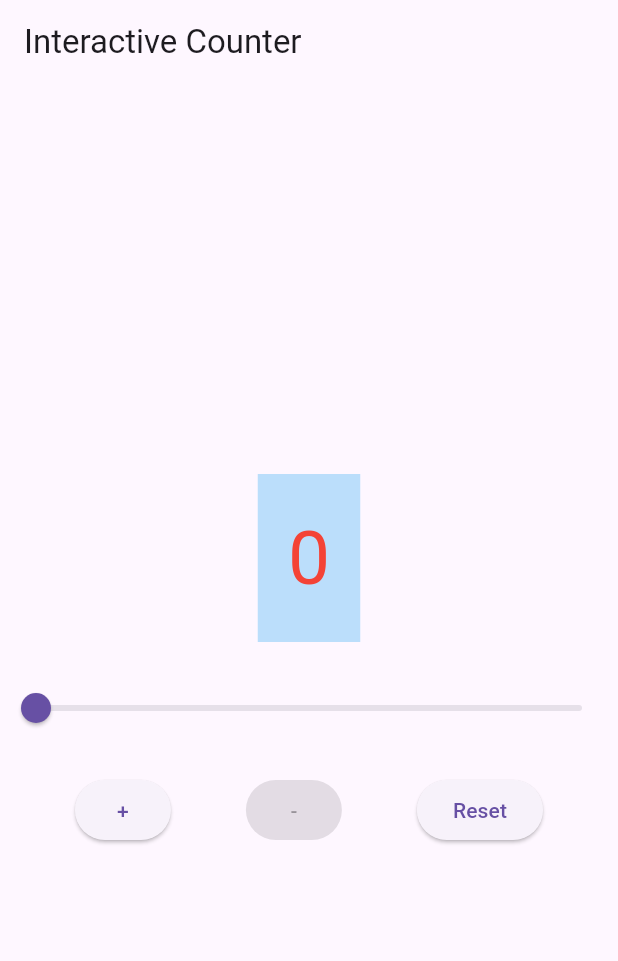
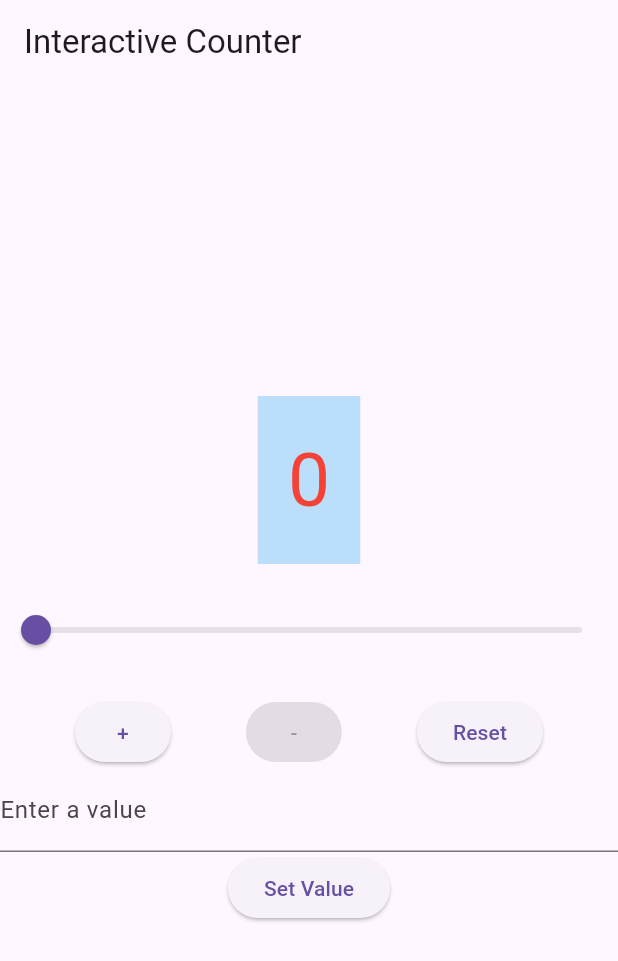
Before and after one commit to Akalexsis/flutter_stateful_lab, a Flutter app: the screen it shows after launch, on a phone screen of 412 x 824 dp. Shown: the top 961 px of the screen. Run offline on Flutter 3.47's test engine with Material 3 defaults, Android fonts, the phone set to English and light mode, and no system bars.

Commit message:
Update: custom input implemented

```diff
--- a/lib/main.dart
+++ b/lib/main.dart
@@ -22,6 +22,7 @@ class CounterWidget extends StatefulWidget {
 
 class _CounterWidgetState extends State<CounterWidget> {
   int _counter = 0; // This is our STATE
+  final TextEditingController _controller = TextEditingController();
 
   void _increment() {
     setState(() => _counter++);
@@ -35,9 +36,25 @@ class _CounterWidgetState extends State<CounterWidget> {
     setState(() => _counter = 0);
   }
 
+  // FIX - GET INPUT VALUE
+  void _setValue() {
+    // get and convert input to int value
+    String inputVal = _controller.text;
+    int num = int.parse(inputVal);
+
+    const warning = SnackBar(content: Text('Limit Reached!'));
+
+    if ((num < 0) || (num > 100)) {
+      ScaffoldMessenger.of(context).showSnackBar(warning);
+    } else {
+      setState(() => _counter = num);
+    }
+
+  }
+
   Color get counterColor {
     if (_counter == 0) return Colors.red;
-    if (_counter > 50) return const Color.fromARGB(255, 77, 200, 81);
+    if (_counter >= 50) return const Color.fromARGB(255, 77, 200, 81);
     return Colors.black;
 }
 
@@ -78,6 +95,20 @@ class _CounterWidgetState extends State<CounterWidget> {
               ElevatedButton(onPressed: _reset, child: Text("Reset")),
             ],
             ),
+            // accept input from user
+            Center(
+              child: Column(
+                children: [
+                  TextField(
+                    controller: _controller,
+                    decoration: InputDecoration(
+                      labelText: 'Enter a value'
+                    )
+                  ),
+                  ElevatedButton(onPressed: _setValue, child: Text("Set Value"))
+                ],
+              )
+            ),
         ],
       ),
     );
```
